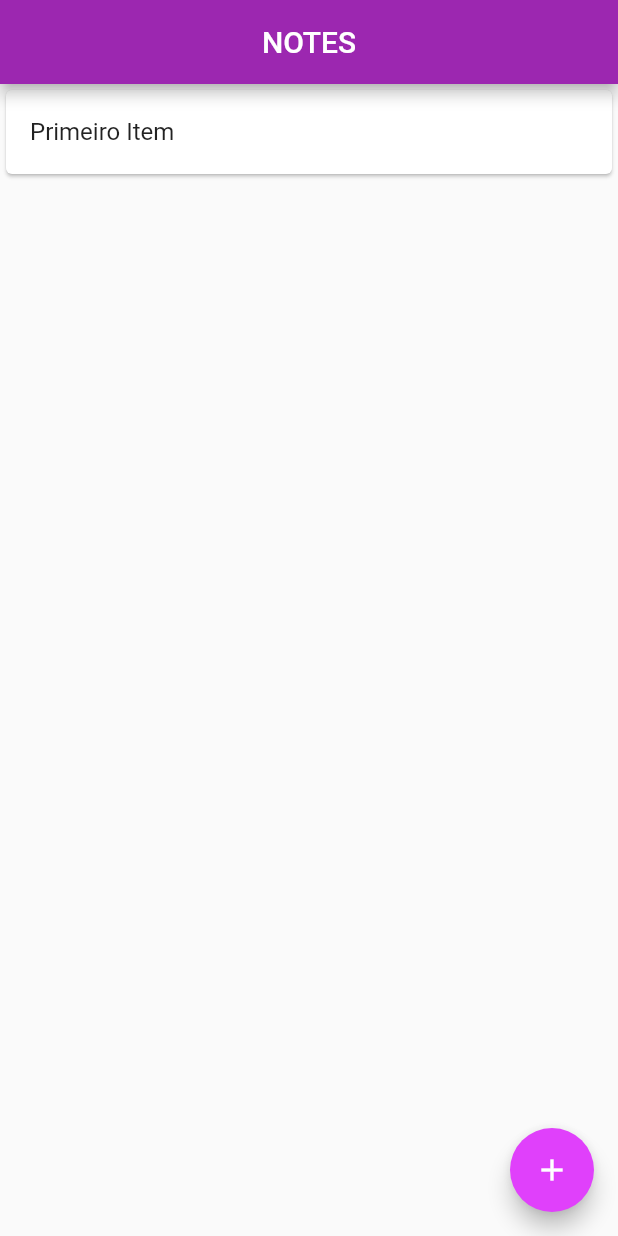
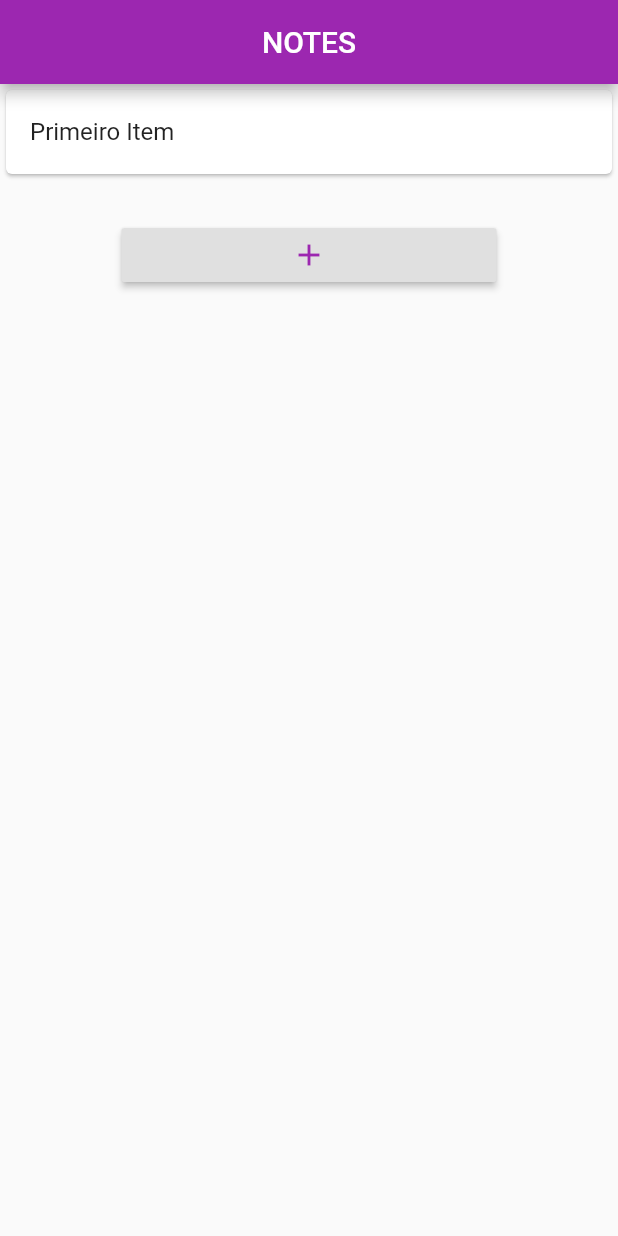
Before and after one commit to gilmartinez/notes_app, a Flutter app: the screen it shows after launch, on a phone screen of 412 x 824 dp. Run offline on Flutter 3.47's test engine with Material 2 defaults, Android fonts, the phone set to English and light mode, and no system bars.

Commit message:
replace floatingActionButton for ElevatedButton and apply custom style

```diff
--- a/lib/home_page.dart
+++ b/lib/home_page.dart
@@ -8,6 +8,16 @@ class HomePage extends StatefulWidget {
 class _HomePageState extends State<HomePage> {
   var count = 0;
   var notes = <String>["Primeiro Item"];
+
+  final ButtonStyle raisedButtonStyle = ElevatedButton.styleFrom(
+    onPrimary: Colors.purple,
+    primary: Colors.grey[300],
+    minimumSize: Size(88, 36),
+    padding: EdgeInsets.symmetric(horizontal: 16),
+    shape: const RoundedRectangleBorder(
+      borderRadius: BorderRadius.all(Radius.circular(2)),
+    ),
+  );
 
   void _addCards(String description) {
     notes.add(description);
@@ -58,18 +68,39 @@ class _HomePageState extends State<HomePage> {
                   },
                 ),
               ),
+            SizedBox(
+              height: 100,
+              child: Row(
+                mainAxisAlignment: MainAxisAlignment.center,
+                children: [
+                  SizedBox(
+                    width: 250,
+                    child: ElevatedButton(
+                      style: raisedButtonStyle,
+                      onPressed: () async {
+                        final description =
+                            await Navigator.pushNamed(context, "/create-note");
+                        if (description != null)
+                          _addCards(description as String);
+                      },
+                      child: Icon(Icons.add),
+                    ),
+                  )
+                ],
+              ),
+            )
           ],
         ),
       ),
-      floatingActionButton: FloatingActionButton(
-        onPressed: () async {
-          final description =
-              await Navigator.pushNamed(context, "/create-note");
-          if (description != null) _addCards(description as String);
-        },
-        backgroundColor: Colors.purpleAccent,
-        child: Icon(Icons.add),
-      ),
+      // floatingActionButton: FloatingActionButton(
+      //   onPressed: () async {
+      //     final description =
+      //         await Navigator.pushNamed(context, "/create-note");
+      //     if (description != null) _addCards(description as String);
+      //   },
+      //   backgroundColor: Colors.purpleAccent,
+      //   child: Icon(Icons.add),
+      // ),
     );
   }
 }
```
